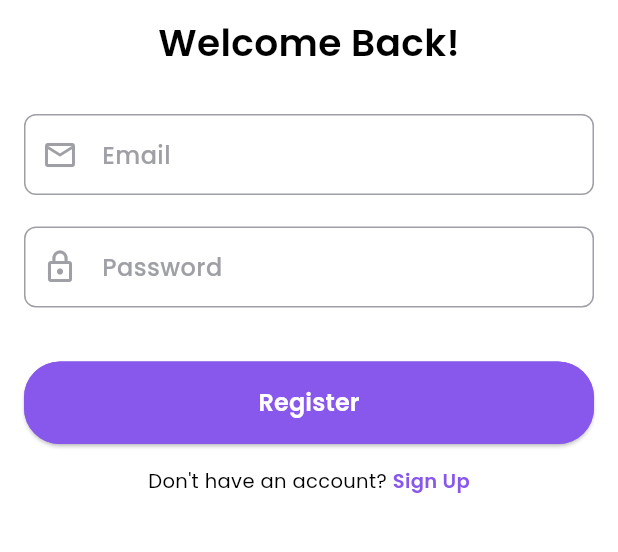
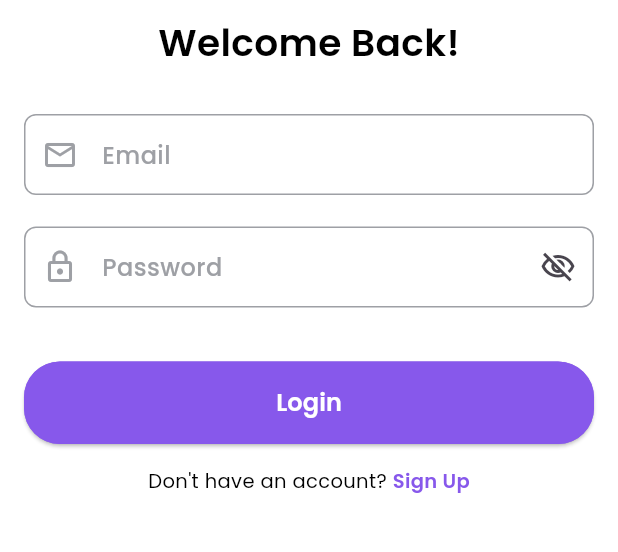
Before and after one commit to Shereena2000/Mebd, a Flutter app: the LoginScreen screen opened directly, on a phone screen of 412 x 824 dp, the part 234-786 px from its top. Run offline on Flutter 3.47's test engine with Material 3 defaults, Android fonts, the phone set to English and light mode, and no system bars; our stand-ins replace flutter_easyloading, google_fonts.

Commit message:
login API integration success

```diff
--- a/lib/Features/auth/login/view/ui.dart
+++ b/lib/Features/auth/login/view/ui.dart
@@ -1,5 +1,7 @@
 import 'package:flutter/material.dart';
+import 'package:medb/Features/auth/login/view_model/login_view_model.dart';
 import 'package:medb/Settings/utils/p_colors.dart';
+import 'package:provider/provider.dart';
 
 import '../../../../Settings/common/custom_outline_button.dart';
 import '../../../../Settings/common/custom_text_feild.dart';
@@ -7,6 +9,7 @@ import '../../../../Settings/constants/sized_box.dart';
 import '../../../../Settings/utils/images.dart';
 import '../../../../Settings/utils/p_pages.dart';
 import '../../../../Settings/utils/p_text_styles.dart';
+import '../../../../Settings/utils/validator.dart';
 import '../../../common_widgets/auth_navigation.dart';
 
 class LoginScreen extends StatelessWidget {
@@ -18,6 +21,10 @@ class LoginScreen extends StatelessWidget {
       body: SafeArea(
         child: SingleChildScrollView(
           padding: const EdgeInsets.all(16),
+          child: Consumer<LoginViewModel>(
+            builder: (context, viewModel, child) {
+              return Form(
+                  key: viewModel.formkey,
                 child: Column(
                   crossAxisAlignment: CrossAxisAlignment.center,
                   mainAxisAlignment: MainAxisAlignment.center,
@@ -32,6 +39,8 @@ class LoginScreen extends StatelessWidget {
                     SizeBoxH(30),
 
                     CustomTextFeild(
+                      controller: viewModel.emailController,
+                      validation: Validator.email,
                       prefixIcon: Icon(
                         Icons.email_outlined,
                         color: PColors.lightGrey,
@@ -41,15 +50,46 @@ class LoginScreen extends StatelessWidget {
                     ),
                     SizeBoxH(15),
                     CustomTextFeild(
+                      controller: viewModel.passwordController,
+                      validation: Validator.password,
                       prefixIcon: Icon(
                         Icons.lock_outline,
                         color: PColors.lightGrey,
                       ),
                       prefixfn: () {},
                       hintText: "Password",
+                      obscureText: viewModel.isPasswordVisible,
+                      suffixIcon: Icon(
+                        viewModel.isPasswordVisible
+                            ? Icons.visibility_off_outlined
+                            : Icons.visibility_outlined,
+                      ),
+                      sufixfn: () {
+                        viewModel.togglePasswordVisibility();
+                      },
                     ),
                     SizeBoxH(30),
-              CustomOutlineButton(onPressed: () {}, text: 'Register'),
+                    CustomOutlineButton(
+                      onPressed: () async {
+                        final response = await context
+                            .read<LoginViewModel>()
+                            .loginUser();
+
+                        if (response != null) {
+                          // ✅ Login success → Navigate to Home
+                          Navigator.pushReplacementNamed(
+                            context,
+                            PPages.homePageUi,
+                          );
+
+                          // Example: you can also save tokens or user details here
+                          print("Access Token: ${response['accessToken']}");
+                          print("Login Key: ${response['loginKey']}");
+                        }
+                      },
+                      text: 'Login',
+                    ),
+
                     SizeBoxH(15),
                     AuthNavigationText(
                       text: "Don't have an account? ",
@@ -60,6 +100,9 @@ class LoginScreen extends StatelessWidget {
                     ),
                   ],
                 ),
+              );
+            },
+          ),
         ),
       ),
     );
--- a/lib/Settings/helper/providers.dart
+++ b/lib/Settings/helper/providers.dart
@@ -1,7 +1,9 @@
+import 'package:medb/Features/auth/login/view_model/login_view_model.dart';
 import 'package:medb/Features/auth/register/view_model/register_view_model.dart';
 import 'package:provider/provider.dart';
 import 'package:provider/single_child_widget.dart';
 
 List<SingleChildWidget> providers = [
 ChangeNotifierProvider<RegisterViewModel>(create: (_) => RegisterViewModel()),
+ChangeNotifierProvider<LoginViewModel>(create: (_) => LoginViewModel()),
 ];
```
Also changed, not shown: lib/Features/auth/login/view_model/login_view_model.dart (added, +60 -0 lines), lib/Features/auth/register/view/ui.dart (+37 -8 lines), lib/Features/auth/register/view_model/register_view_model.dart (+6 -5 lines), lib/Service/auth_repository.dart (+22 -0 lines). Lines whose indentation alone changed are shown as unchanged.
